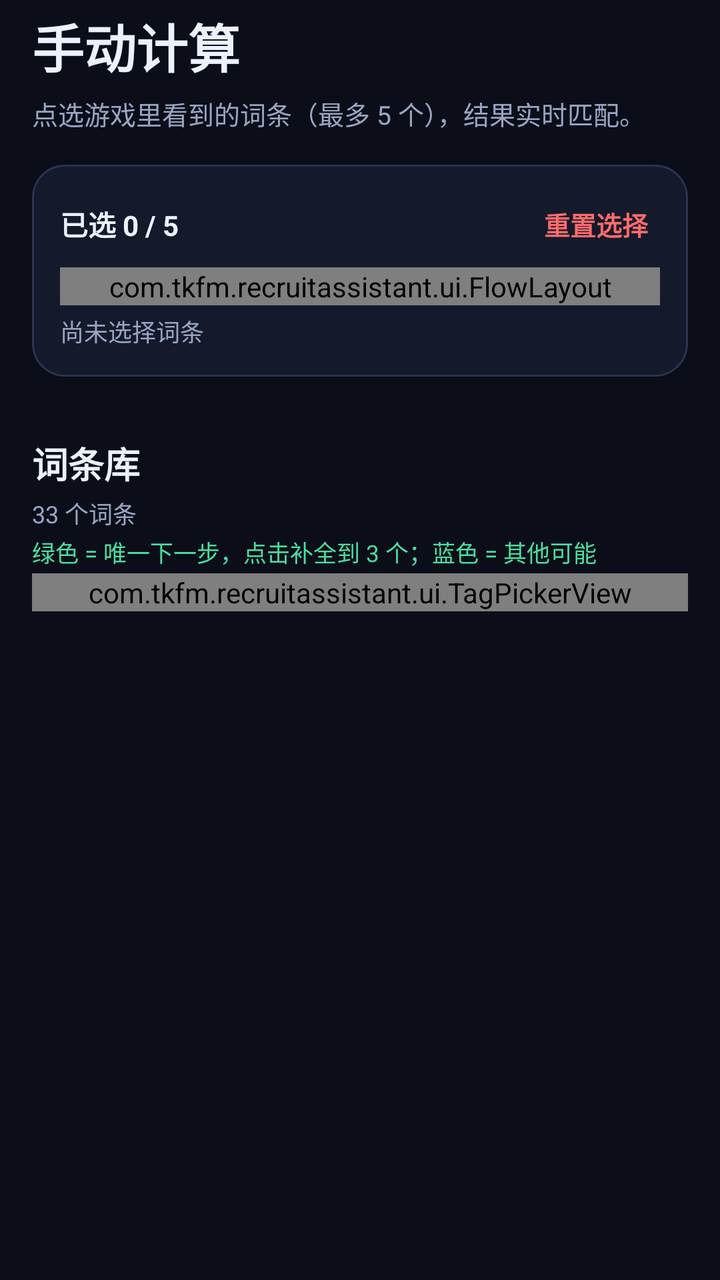
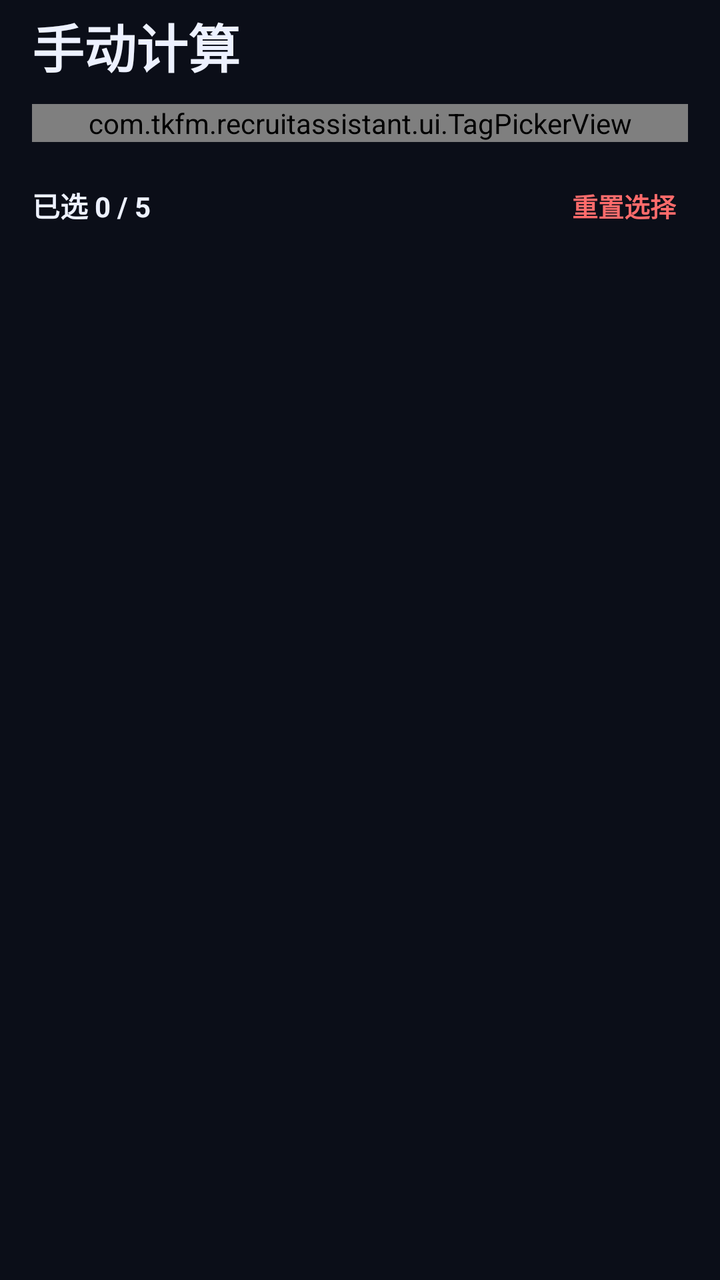

The first picture is an Android layout as it rendered before a commit; the second is the same layout after the commit. The layout source and the unified diff follow.
<!-- AndroidManifest.xml: application theme Theme.App -->
<!-- res/layout/fragment_manual.xml -->
<?xml version="1.0" encoding="utf-8"?>
<ScrollView xmlns:android="http://schemas.android.com/apk/res/android"
    android:layout_width="match_parent"
    android:layout_height="match_parent"
    android:background="@color/bg"
    android:fillViewport="true"
    android:scrollbars="none">

    <LinearLayout
        android:layout_width="match_parent"
        android:layout_height="wrap_content"
        android:orientation="vertical"
        android:paddingStart="16dp"
        android:paddingTop="4dp"
        android:paddingEnd="16dp"
        android:paddingBottom="28dp">

        <TextView
            android:layout_width="wrap_content"
            android:layout_height="wrap_content"
            android:text="手动计算"
            android:textColor="@color/text"
            android:textSize="26sp"
            android:textStyle="bold" />

        <TextView
            android:layout_width="match_parent"
            android:layout_height="wrap_content"
            android:layout_marginTop="5dp"
            android:lineSpacingExtra="3dp"
            android:text="点选游戏里看到的词条（最多 5 个），结果实时匹配。"
            android:textColor="@color/text_dim"
            android:textSize="13sp" />

        <LinearLayout
            android:id="@+id/selectedCard"
            android:layout_width="match_parent"
            android:layout_height="wrap_content"
            android:layout_marginTop="16dp"
            android:background="@drawable/bg_card"
            android:orientation="vertical"
            android:padding="14dp">

            <LinearLayout
                android:layout_width="match_parent"
                android:layout_height="wrap_content"
                android:gravity="center_vertical"
                android:orientation="horizontal">

                <TextView
                    android:id="@+id/selectedCount"
                    android:layout_width="wrap_content"
                    android:layout_height="wrap_content"
                    android:text="已选 0 / 5"
                    android:textColor="@color/text"
                    android:textSize="14sp"
                    android:textStyle="bold" />

                <Space
                    android:layout_width="0dp"
                    android:layout_height="1dp"
                    android:layout_weight="1" />

                <TextView
                    android:id="@+id/clearButton"
                    android:layout_width="wrap_content"
                    android:layout_height="wrap_content"
                    android:background="?attr/selectableItemBackground"
                    android:padding="6dp"
                    android:text="重置选择"
                    android:textColor="@color/red"
                    android:textSize="13sp"
                    android:textStyle="bold" />
            </LinearLayout>

            <com.tkfm.recruitassistant.ui.FlowLayout
                android:id="@+id/selectedFlow"
                android:layout_width="match_parent"
                android:layout_height="wrap_content"
                android:layout_marginTop="6dp" />

            <TextView
                android:id="@+id/selectedHint"
                android:layout_width="match_parent"
                android:layout_height="wrap_content"
                android:layout_marginTop="4dp"
                android:text="尚未选择词条"
                android:textColor="@color/text_dim"
                android:textSize="12sp" />
        </LinearLayout>

        <LinearLayout
            android:id="@+id/resultHeader"
            android:layout_width="match_parent"
            android:layout_height="wrap_content"
            android:layout_marginTop="18dp"
            android:gravity="center_vertical"
            android:orientation="horizontal"
            android:visibility="gone">

            <TextView
                android:layout_width="wrap_content"
                android:layout_height="wrap_content"
                android:text="匹配结果"
                android:textColor="@color/text"
                android:textSize="18sp"
                android:textStyle="bold" />

            <Space
                android:layout_width="0dp"
                android:layout_height="1dp"
                android:layout_weight="1" />

            <TextView
                android:id="@+id/btnSave"
                android:layout_width="wrap_content"
                android:layout_height="wrap_content"
                android:background="?attr/selectableItemBackground"
                android:padding="6dp"
                android:text="保存记录"
                android:textColor="@color/primary"
                android:textSize="12.5sp"
                android:textStyle="bold" />
        </LinearLayout>

        <LinearLayout
            android:id="@+id/resultsContainer"
            android:layout_width="match_parent"
            android:layout_height="wrap_content"
            android:layout_marginTop="8dp"
            android:orientation="vertical" />

        <TextView
            android:layout_width="wrap_content"
            android:layout_height="wrap_content"
            android:layout_marginTop="22dp"
            android:text="词条库"
            android:textColor="@color/text"
            android:textSize="18sp"
            android:textStyle="bold" />

        <TextView
            android:layout_width="match_parent"
            android:layout_height="wrap_content"
            android:layout_marginTop="3dp"
            android:text="33 个词条"
            android:textColor="@color/text_dim"
            android:textSize="12sp" />

        <TextView
            android:layout_width="match_parent"
            android:layout_height="wrap_content"
            android:layout_marginTop="2dp"
            android:text="绿色 = 唯一下一步，点击补全到 3 个；蓝色 = 其他可能"
            android:textColor="@color/accent"
            android:textSize="11.5sp" />

        <com.tkfm.recruitassistant.ui.TagPickerView
            android:id="@+id/tagPicker"
            android:layout_width="match_parent"
            android:layout_height="wrap_content"
            android:layout_marginTop="2dp" />
    </LinearLayout>
</ScrollView>
<!-- resources referenced by this layout -->
<resources>
  <color name="accent">#4ADEA0</color>
  <color name="bg">#0B0E18</color>
  <color name="primary">#7C9CFF</color>
  <color name="red">#FF6B6B</color>
  <color name="text">#EDF1FF</color>
  <color name="text_dim">#9AA5C4</color>
  <!-- drawable bg_card (drawable) -->
  <?xml version="1.0" encoding="utf-8"?>
  <shape xmlns:android="http://schemas.android.com/apk/res/android" android:shape="rectangle">
      <solid android:color="@color/surface" />
      <stroke android:width="1dp" android:color="@color/stroke" />
      <corners android:radius="16dp" />
  </shape>
  <style name="Theme.App" parent="Theme.Material3.Dark.NoActionBar">
          <item name="colorPrimary">@color/primary</item>
          <item name="colorOnPrimary">#0B0E18</item>
          <item name="colorSecondary">@color/accent</item>
          <item name="android:colorBackground">@color/bg</item>
          <item name="colorSurface">@color/surface</item>
          <item name="colorSurfaceVariant">@color/surface_2</item>
          <item name="colorOnSurface">@color/text</item>
          <item name="colorOnSurfaceVariant">@color/text_dim</item>
          <item name="android:statusBarColor">@color/bg</item>
          <item name="android:navigationBarColor">@color/bg</item>
          <item name="android:windowLightStatusBar">false</item>
          <item name="materialAlertDialogTheme">@style/ThemeOverlay.App.Dialog</item>
      </style>
  <color name="surface">#141A2B</color>
  <color name="stroke">#2A3350</color>
  <color name="surface_2">#1B2236</color>
  <style name="ThemeOverlay.App.Dialog" parent="ThemeOverlay.Material3.MaterialAlertDialog">
          <item name="colorSurface">@color/surface</item>
          <item name="colorOnSurface">@color/text</item>
      </style>
</resources>

<!-- the commit's change to res/layout/fragment_manual.xml (unified diff, before → after) -->
@@ -23,77 +23,50 @@
             android:textSize="26sp"
             android:textStyle="bold" />
 
-        <TextView
+        <com.tkfm.recruitassistant.ui.TagPickerView
+            android:id="@+id/tagPicker"
             android:layout_width="match_parent"
             android:layout_height="wrap_content"
-            android:layout_marginTop="5dp"
-            android:lineSpacingExtra="3dp"
-            android:text="点选游戏里看到的词条（最多 5 个），结果实时匹配。"
-            android:textColor="@color/text_dim"
-            android:textSize="13sp" />
+            android:layout_marginTop="10dp" />
 
         <LinearLayout
-            android:id="@+id/selectedCard"
             android:layout_width="match_parent"
             android:layout_height="wrap_content"
             android:layout_marginTop="16dp"
-            android:background="@drawable/bg_card"
-            android:orientation="vertical"
-            android:padding="14dp">
-
-            <LinearLayout
-                android:layout_width="match_parent"
-                android:layout_height="wrap_content"
-                android:gravity="center_vertical"
-                android:orientation="horizontal">
-
-                <TextView
-                    android:id="@+id/selectedCount"
-                    android:layout_width="wrap_content"
-                    android:layout_height="wrap_content"
-                    android:text="已选 0 / 5"
-                    android:textColor="@color/text"
-                    android:textSize="14sp"
-                    android:textStyle="bold" />
-
-                <Space
-                    android:layout_width="0dp"
-                    android:layout_height="1dp"
-                    android:layout_weight="1" />
-
-                <TextView
-                    android:id="@+id/clearButton"
-                    android:layout_width="wrap_content"
-                    android:layout_height="wrap_content"
-                    android:background="?attr/selectableItemBackground"
-                    android:padding="6dp"
-                    android:text="重置选择"
-                    android:textColor="@color/red"
-                    android:textSize="13sp"
-                    android:textStyle="bold" />
-            </LinearLayout>
-
-            <com.tkfm.recruitassistant.ui.FlowLayout
-                android:id="@+id/selectedFlow"
-                android:layout_width="match_parent"
-                android:layout_height="wrap_content"
-                android:layout_marginTop="6dp" />
+            android:gravity="center_vertical"
+            android:orientation="horizontal">
 
             <TextView
-                android:id="@+id/selectedHint"
-                android:layout_width="match_parent"
+                android:id="@+id/selectedCount"
+                android:layout_width="wrap_content"
                 android:layout_height="wrap_content"
-                android:layout_marginTop="4dp"
-                android:text="尚未选择词条"
-                android:textColor="@color/text_dim"
-                android:textSize="12sp" />
+                android:text="已选 0 / 5"
+                android:textColor="@color/text"
+                android:textSize="14sp"
+                android:textStyle="bold" />
+
+            <Space
+                android:layout_width="0dp"
+                android:layout_height="1dp"
+                android:layout_weight="1" />
+
+            <TextView
+                android:id="@+id/clearButton"
+                android:layout_width="wrap_content"
+                android:layout_height="wrap_content"
+                android:background="?attr/selectableItemBackground"
+                android:padding="6dp"
+                android:text="重置选择"
+                android:textColor="@color/red"
+                android:textSize="13sp"
+                android:textStyle="bold" />
         </LinearLayout>
 
         <LinearLayout
             android:id="@+id/resultHeader"
             android:layout_width="match_parent"
             android:layout_height="wrap_content"
-            android:layout_marginTop="18dp"
+            android:layout_marginTop="14dp"
             android:gravity="center_vertical"
             android:orientation="horizontal"
             android:visibility="gone">
@@ -129,36 +102,5 @@
             android:layout_height="wrap_content"
             android:layout_marginTop="8dp"
             android:orientation="vertical" />
-
-        <TextView
-            android:layout_width="wrap_content"
-            android:layout_height="wrap_content"
-            android:layout_marginTop="22dp"
-            android:text="词条库"
-            android:textColor="@color/text"
-            android:textSize="18sp"
-            android:textStyle="bold" />
-
-        <TextView
-            android:layout_width="match_parent"
-            android:layout_height="wrap_content"
-            android:layout_marginTop="3dp"
-            android:text="33 个词条"
-            android:textColor="@color/text_dim"
-            android:textSize="12sp" />
-
-        <TextView
-            android:layout_width="match_parent"
-            android:layout_height="wrap_content"
-            android:layout_marginTop="2dp"
-            android:text="绿色 = 唯一下一步，点击补全到 3 个；蓝色 = 其他可能"
-            android:textColor="@color/accent"
-            android:textSize="11.5sp" />
-
-        <com.tkfm.recruitassistant.ui.TagPickerView
-            android:id="@+id/tagPicker"
-            android:layout_width="match_parent"
-            android:layout_height="wrap_content"
-            android:layout_marginTop="2dp" />
     </LinearLayout>
 </ScrollView>
<!-- resource entries referenced after the edit -->
@@ -6,13 +6,6 @@
   <color name="red">#FF6B6B</color>
   <color name="text">#EDF1FF</color>
   <color name="text_dim">#9AA5C4</color>
-  <!-- drawable bg_card (drawable) -->
-  <?xml version="1.0" encoding="utf-8"?>
-  <shape xmlns:android="http://schemas.android.com/apk/res/android" android:shape="rectangle">
-      <solid android:color="@color/surface" />
-      <stroke android:width="1dp" android:color="@color/stroke" />
-      <corners android:radius="16dp" />
-  </shape>
   <style name="Theme.App" parent="Theme.Material3.Dark.NoActionBar">
           <item name="colorPrimary">@color/primary</item>
           <item name="colorOnPrimary">#0B0E18</item>
@@ -28,7 +21,6 @@
           <item name="materialAlertDialogTheme">@style/ThemeOverlay.App.Dialog</item>
       </style>
   <color name="surface">#141A2B</color>
-  <color name="stroke">#2A3350</color>
   <color name="surface_2">#1B2236</color>
   <style name="ThemeOverlay.App.Dialog" parent="ThemeOverlay.Material3.MaterialAlertDialog">
           <item name="colorSurface">@color/surface</item>
